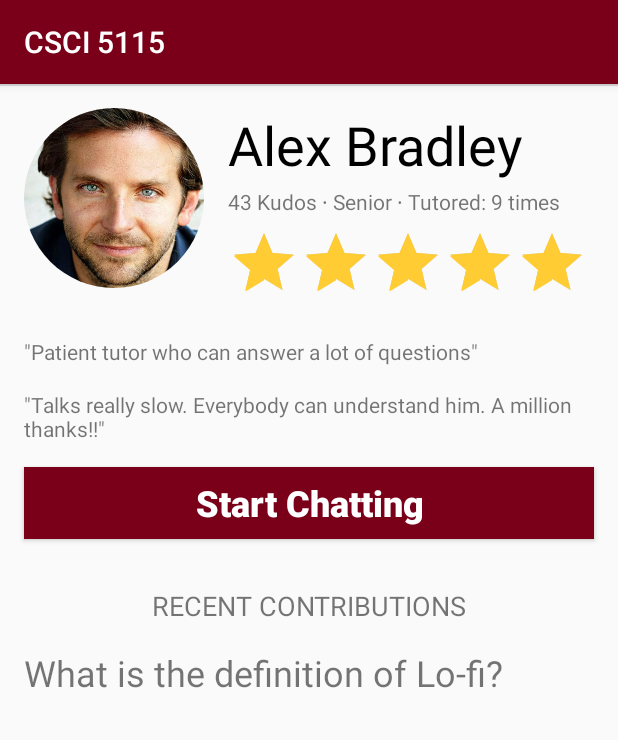
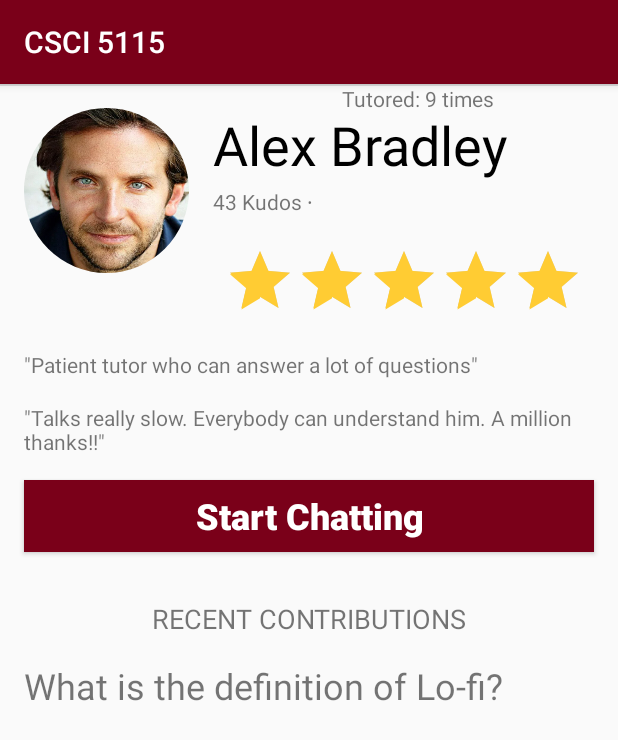
Before and after one commit to jiangzhengwenjz/upeers, an Android app: the TutorDetailActivity screen opened directly, with no data from a screen before it, on a phone screen of 412 x 824 dp. Shown: the top 740 px of the screen. Run offline under Robolectric (Android 15) with nearby library versions, the phone set to English and light mode, and no system bars; our stand-ins replace CircleImageView.

Commit message:
screen size problem fixed

```diff
--- a/app/src/main/res/layout/activity_tutor_detail.xml
+++ b/app/src/main/res/layout/activity_tutor_detail.xml
@@ -30,20 +30,14 @@
         app:layout_constraintTop_toTopOf="@+id/tutor_avatar" />
 
     <TextView
-        android:id="@+id/senior"
-        android:layout_width="wrap_content"
-        android:layout_height="wrap_content"
-        android:text="Senior ∙ "
-        app:layout_constraintStart_toEndOf="@+id/rate"
-        app:layout_constraintTop_toTopOf="@+id/rate" />
-
-    <TextView
         android:id="@+id/textView4"
         android:layout_width="wrap_content"
         android:layout_height="wrap_content"
+        android:layout_marginStart="16dp"
+        android:layout_marginLeft="16dp"
         android:text="Tutored: 9 times"
-        app:layout_constraintStart_toEndOf="@+id/senior"
-        app:layout_constraintTop_toTopOf="@+id/senior" />
+        app:layout_constraintStart_toEndOf="@+id/rate"
+        tools:layout_editor_absoluteY="69dp" />
 
     <TextView
         android:id="@+id/comments"
@@ -136,15 +130,18 @@
     <RatingBar
         android:id="@+id/ratingBar"
         android:layout_width="wrap_content"
-        android:layout_height="wrap_content"
+        android:layout_height="54dp"
         android:layout_marginStart="16dp"
         android:layout_marginLeft="16dp"
-        android:layout_marginTop="4dp"
+        android:layout_marginTop="16dp"
+        android:layout_marginEnd="16dp"
+        android:layout_marginRight="16dp"
         android:isIndicator="true"
         android:rating="5.0"
         android:stepSize="1.0"
+        app:layout_constraintEnd_toEndOf="parent"
         app:layout_constraintStart_toEndOf="@+id/tutor_avatar"
-        app:layout_constraintTop_toBottomOf="@+id/senior" />
+        app:layout_constraintTop_toBottomOf="@+id/rate" />
 
     <View
         android:id="@+id/divider3"
--- a/app/src/main/res/values/dimens.xml
+++ b/app/src/main/res/values/dimens.xml
@@ -3,7 +3,7 @@
     <dimen name="margin_top">4dp</dimen>
     <dimen name="margin_left">8dp</dimen>
     <dimen name="avatar_dimen">100dp</dimen>
-    <dimen name="avatar_dimen_2">120dp</dimen>
+    <dimen name="avatar_dimen_2">110dp</dimen>
     <dimen name="margin_toolbar">56dp</dimen>
     <dimen name="max_msg_width">1000dp</dimen>
   <!-- Default screen margins, per the Android Design guidelines. -->
```
